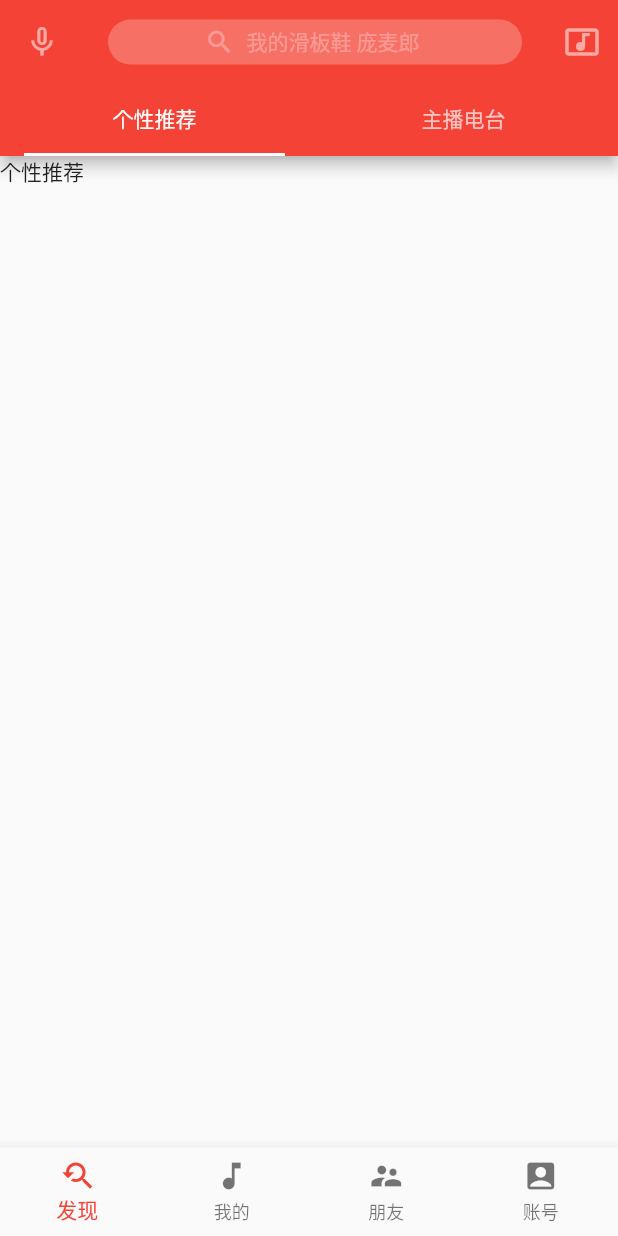
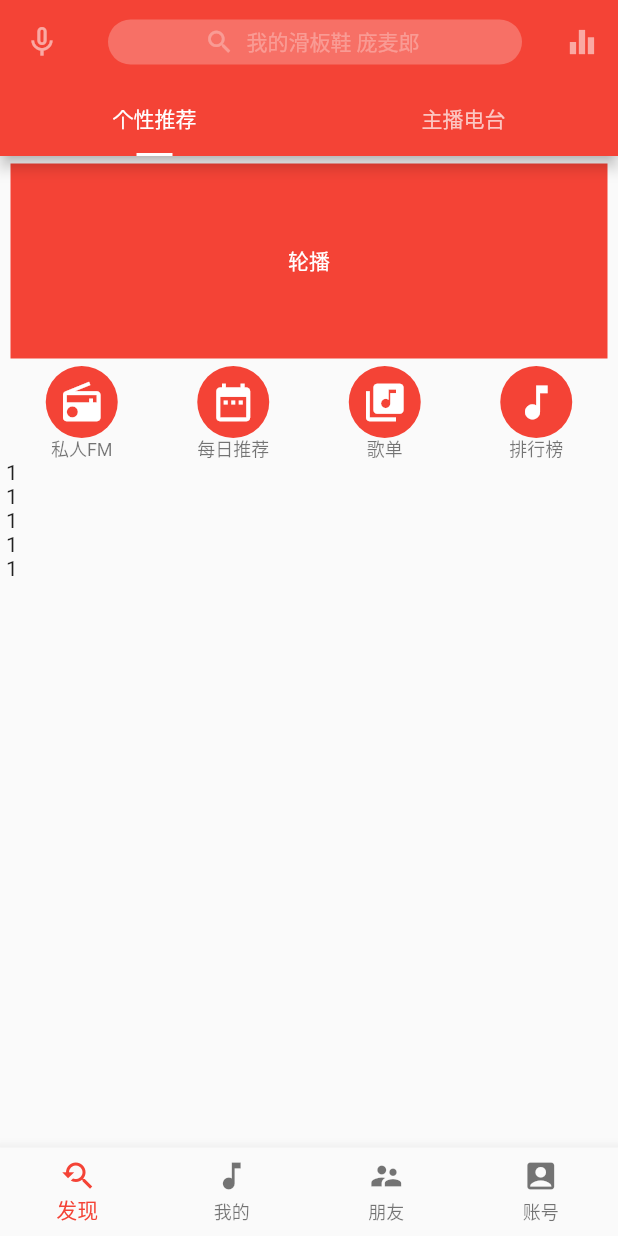
Before and after one commit to sohoorc/flutter_learning, a Flutter app: the screen it shows after launch, on a phone screen of 412 x 824 dp. Run offline on Flutter 3.47's test engine with Material 2 defaults, Android fonts, the phone set to English and light mode, and no system bars.

Commit message:
Discover

```diff
--- a/lib/Views/Home/Discover.dart
+++ b/lib/Views/Home/Discover.dart
@@ -1,5 +1,10 @@
+/**
+ * home-》发现
+ */
+
 import 'package:flutter/material.dart';
 import '../../global.config.dart';
+import './../../Widgets/Home/Discover/Recommend.dart';
 
 class Discover extends StatefulWidget {
   _DiscoverState createState() => new _DiscoverState();
@@ -16,7 +21,7 @@ class _DiscoverState extends State<Discover>
           children: <Widget>[
             new Expanded(
                 child: new FlatButton.icon(
-              onPressed: () {
+            onPressed: () {
                 Navigator.of(context)
                     .push(new MaterialPageRoute(builder: (context) {
                   // return new SearchPage();
@@ -69,7 +74,7 @@ class _DiscoverState extends State<Discover>
           actions: <Widget>[
             IconButton(
               icon: Icon(
-                Icons.music_video,
+                Icons.equalizer,
                 size: 24,
                 color: Colors.white54,
               ),
@@ -79,21 +84,24 @@ class _DiscoverState extends State<Discover>
           ],
           title: searchBar(),
           bottom: TabBar(
+            // labelStyle:TextStyle(
+            //   color: Colors.blue
+            // ),
+            labelPadding: EdgeInsets.only(bottom: 0, top: 0),
+            // 底部指示器宽度计算方式，tab||label
+            indicatorSize: TabBarIndicatorSize.label,
+            // indicatorWeight: 15.0,
             controller: _tabController,
             indicatorPadding: kTabLabelPadding,
-            // labelColor:
-            //     GlobalConfig.dark == true ? new Color(0xFF63FDD9) : Colors.blue,
-            // unselectedLabelColor:
-            //     GlobalConfig.dark == true ? Colors.white : Colors.black,
             tabs: [
-              Tab(text: "个性推荐"),
+              Tab(text: '个性推荐'),
               Tab(text: "主播电台"),
             ],
           ),
         ),
         body: TabBarView(
           controller: _tabController,
-          children: <Widget>[Text('个性推荐'), Text('主播电台')],
+          children: <Widget>[new Recommend(), Text('主播电台')],
         ),
       ),
       theme: GlobalConfig.themeData,
--- /dev/null
+++ b/lib/Widgets/Home/Discover/Banner.dart
@@ -0,0 +1,66 @@
+/**
+ * home-》个性推荐-》banner
+ */
+import 'package:flutter/material.dart';
+import './../../../global.config.dart';
+import './IconItem.dart';
+
+class BannerPage extends StatefulWidget {
+  _BannerState createState() => new _BannerState();
+}
+
+class _BannerState extends State<BannerPage> {
+  static List iconListsData = [
+    {'title': '私人FM', 'icon': Icons.radio, 'navPath': '1'},
+    {'title': '每日推荐', 'icon': Icons.date_range, 'navPath': '1'},
+    {'title': '歌单', 'icon': Icons.library_music, 'navPath': '1'},
+    {'title': '排行榜', 'icon': Icons.music_note, 'navPath': '1'},
+  ];
+
+  List<Widget> iconLists = [];
+
+  @override
+  void initState() {
+    // TODO: implement initState
+    super.initState();
+
+    for (int i = 0; i < iconListsData.length; i++) {
+      String title = iconListsData[i]["title"];
+      IconData icon = iconListsData[i]["icon"];
+      String navPath = iconListsData[i]["navPath"];
+      iconLists.add(new IconItem(title: title, icon: icon, navPath: navPath));
+    }
+
+    print(iconLists);
+  }
+
+  @override
+  Widget build(BuildContext context) {
+    // TODO: implement build
+    return Center(
+      // height: 300,
+      child: Column(
+        children: <Widget>[
+          Container(
+            height: 130,
+            child: Text(
+              '轮播',
+              textAlign: TextAlign.center,
+              style: TextStyle(
+                color: Colors.white,
+              ),
+            ),
+            alignment: Alignment.center,
+            decoration:
+                BoxDecoration(color: GlobalConfig.themeData.primaryColor),
+                margin: EdgeInsets.only(top:5,left:3,right: 3,bottom:5),
+          ),
+          Row(
+            mainAxisAlignment: MainAxisAlignment.spaceAround,
+            children: iconLists,
+          )
+        ],
+      ),
+    );
+  }
+}
--- /dev/null
+++ b/lib/Widgets/Home/Discover/IconItem.dart
@@ -0,0 +1,46 @@
+import 'package:flutter/material.dart';
+import './../../../global.config.dart';
+
+class IconItem extends StatelessWidget {
+  IconItem(
+      {Key key,
+      @required this.title,
+      @required this.icon,
+      @required this.navPath});
+  final title;
+  final String navPath;
+  final IconData icon;
+  @override
+  Widget build(BuildContext context) {
+    // TODO: implement build
+
+    return Column(
+      // mainAxisAlignment: MainAxisAlignment.start,
+      crossAxisAlignment: CrossAxisAlignment.center,
+      children: <Widget>[
+        Container(
+            decoration: BoxDecoration(
+              color: GlobalConfig.themeData.primaryColor,
+              borderRadius: BorderRadius.circular(45),
+            ),
+            child: IconButton(
+              // alignment: Alignment.topLeft,
+              padding: EdgeInsets.all(0),
+              icon: Icon(
+                icon,
+                size: 30,
+                color: Colors.white,
+              ),
+              onPressed: () => {},
+            )),
+        Text(
+          title,
+          textAlign: TextAlign.center,
+          textDirection: TextDirection.ltr,
+
+          style: TextStyle(fontSize: 12, height: 1.25,color: Colors.black54),
+        )
+      ],
+    );
+  }
+}
--- /dev/null
+++ b/lib/Widgets/Home/Discover/Recommend.dart
@@ -0,0 +1,41 @@
+import 'package:flutter/material.dart';
+import './../../../global.config.dart';
+import './Banner.dart';
+
+class Recommend extends StatefulWidget {
+  _RecommendState createState() => new _RecommendState();
+}
+
+class _RecommendState extends State<Recommend> {
+  Future<Null> _refresh() async {
+    // _dataList.clear();
+    // await _loadFirstListData();
+    return;
+  }
+
+  @override
+  void initState() {
+    // TODO: implement initState
+    super.initState();
+  }
+
+  @override
+  Widget build(BuildContext context) {
+    // TODO: implement build
+    return Container(
+        child: RefreshIndicator(
+            backgroundColor: GlobalConfig.themeData.primaryColor,
+            onRefresh: _refresh,
+            child: ListView(
+              padding: EdgeInsets.only(left: 4, right: 4),
+              children: <Widget>[
+                BannerPage(),
+                Text('1'),
+                Text('1'),
+                Text('1'),
+                Text('1'),
+                Text('1'),
+              ],
+            )));
+  }
+}
```
